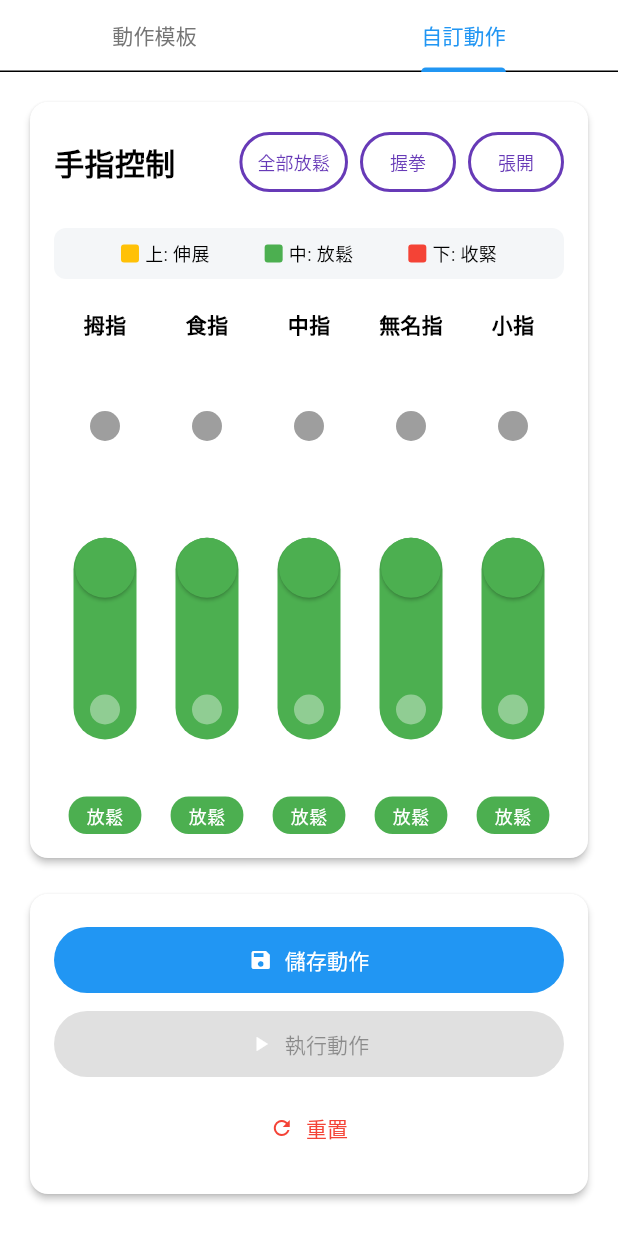
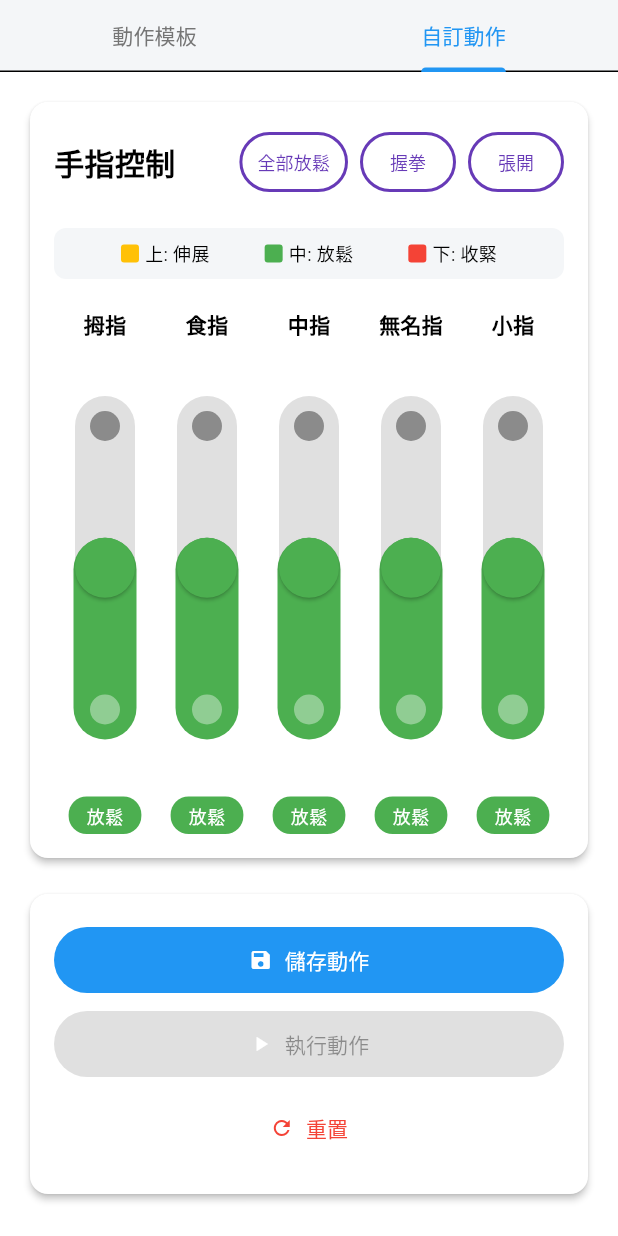
Before and after one commit to sunnyshoun/rehabilitation-hand, a Flutter app: the ControlScreen widget shown alone on an empty page, opened directly, tab 2 chosen, on a phone screen of 412 x 824 dp. Run offline on Flutter 3.47's test engine with Material 3 defaults, Android fonts, the phone set to English and light mode, and no system bars; our stand-ins replace reorderable_grid_view, shared_preferences; missing offline and left inert: spp_connection_plugin; accounts and stored records are empty.

Commit message:
update app

```diff
--- a/App/rehabilitation_hand/lib/config/themes.dart
+++ b/App/rehabilitation_hand/lib/config/themes.dart
@@ -3,14 +3,28 @@ import 'package:flutter/material.dart';
 class AppColors {
   // 層級：最深背景 → 中層區塊 → 卡片/元件 → 前景/強調色
   static const Color darkBackground = Color(0xFF121212); // 最深
+  static const Color darkSectionBackground = Color.fromARGB(
+    255,
+    22,
+    25,
+    29,
+  ); // 中間
   static const Color darkSection = Color(0xFF21252A); // 中間
   static const Color darkCard = Color(0xFF2D3137); // 最淺前景
+  static const Color darkSlider = Color(0xFF2D3137); // 最淺前景
   static const Color darkPrimary = Color(0xFF448AFF);
   static const Color darkDivider = Color(0xFF33373D);
 
   static const Color lightBackground = Colors.white;
+  static const Color lightSectionBackground = Color.fromARGB(
+    255,
+    255,
+    255,
+    255,
+  );
   static const Color lightSection = Color(0xFFF4F6F8);
   static const Color lightCard = Colors.white;
+  static const Color lightSlider = Color.fromARGB(255, 224, 224, 224);
   static const Color lightPrimary = Colors.blue;
   static const Color lightDivider = Color(0xFFE0E0E0);
 
@@ -24,6 +38,11 @@ class AppColors {
           ? darkSection
           : lightSection;
 
+  static Color sectionBackground(BuildContext context) =>
+      Theme.of(context).brightness == Brightness.dark
+          ? darkSectionBackground
+          : lightSectionBackground;
+
   static Color card(BuildContext context) =>
       Theme.of(context).brightness == Brightness.dark ? darkCard : lightCard;
 
@@ -36,6 +55,11 @@ class AppColors {
       Theme.of(context).brightness == Brightness.dark
           ? darkDivider
           : lightDivider;
+
+  static Color slider(BuildContext context) =>
+      Theme.of(context).brightness == Brightness.dark
+          ? darkSlider
+          : lightSlider;
 
   static Color customTemplateColor(BuildContext context) {
     return Theme.of(context).brightness == Brightness.dark
--- a/App/rehabilitation_hand/lib/screens/control/control_screen.dart
+++ b/App/rehabilitation_hand/lib/screens/control/control_screen.dart
@@ -68,7 +68,9 @@ class _ControlScreenState extends State<ControlScreen>
     return Column(
       children: [
         Container(
-          color: AppColors.background(context), // 分頁背景使用最深的背景色（900）
+          color:
+              Theme.of(context).appBarTheme.backgroundColor ??
+              Theme.of(context).primaryColor,
           child: TabBar(
             controller: _tabController,
             tabs: const [Tab(text: '動作模板'), Tab(text: '自訂動作')],
--- a/App/rehabilitation_hand/lib/screens/control/widgets/custom_motion_tab.dart
+++ b/App/rehabilitation_hand/lib/screens/control/widgets/custom_motion_tab.dart
@@ -118,6 +118,7 @@ class _CustomMotionTabState extends State<CustomMotionTab> {
         return StatefulBuilder(
           builder: (context, setDialogState) {
             return AlertDialog(
+              backgroundColor: AppColors.sectionBackground(context),
               title: Text(_isEditing ? '更新動作' : '儲存動作'),
               content: Column(
                 mainAxisSize: MainAxisSize.min,
--- a/App/rehabilitation_hand/lib/screens/control/widgets/finger_control_card.dart
+++ b/App/rehabilitation_hand/lib/screens/control/widgets/finger_control_card.dart
@@ -22,6 +22,7 @@ class FingerControlCard extends StatelessWidget {
   @override
   Widget build(BuildContext context) {
     return Card(
+      color: AppColors.sectionBackground(context),
       elevation: 2,
       child: Padding(
         padding: const EdgeInsets.all(16),
@@ -32,10 +33,7 @@ class FingerControlCard extends StatelessWidget {
               children: [
                 const Text(
                   '手指控制',
-                  style: TextStyle(
-                    fontSize: 20,
-                    fontWeight: FontWeight.bold,
-                  ),
+                  style: TextStyle(fontSize: 20, fontWeight: FontWeight.bold),
                 ),
                 Wrap(
                   spacing: 8,
@@ -90,15 +88,24 @@ class FingerControlCard extends StatelessWidget {
     return Container(
       padding: const EdgeInsets.all(8),
       decoration: BoxDecoration(
-        color: AppColors.section(context), // section 保持相對淺色
+        color: AppColors.section(context),
         borderRadius: BorderRadius.circular(AppConstants.borderRadius),
       ),
       child: Row(
         mainAxisAlignment: MainAxisAlignment.spaceEvenly,
         children: [
-          _buildStateIndicator('上: ${AppStrings.extendedState}', AppColors.extendedColor),
-          _buildStateIndicator('中: ${AppStrings.relaxedState}', AppColors.relaxedColor),
-          _buildStateIndicator('下: ${AppStrings.contractedState}', AppColors.contractedColor),
+          _buildStateIndicator(
+            '上: ${AppStrings.extendedState}',
+            AppColors.extendedColor,
+          ),
+          _buildStateIndicator(
+            '中: ${AppStrings.relaxedState}',
+            AppColors.relaxedColor,
+          ),
+          _buildStateIndicator(
+            '下: ${AppStrings.contractedState}',
+            AppColors.contractedColor,
+          ),
         ],
       ),
     );
--- a/App/rehabilitation_hand/lib/screens/home/home_screen.dart
+++ b/App/rehabilitation_hand/lib/screens/home/home_screen.dart
@@ -115,7 +115,6 @@ class _HomeScreenState extends State<HomeScreen> {
     return Scaffold(
       appBar: AppBar(
         title: Text(_getTitle()),
-        // 不設置 backgroundColor，讓主題自動處理
         actions: [
           if (_selectedIndex == 1)
             Padding(
--- a/App/rehabilitation_hand/lib/widgets/motion/finger_slider.dart
+++ b/App/rehabilitation_hand/lib/widgets/motion/finger_slider.dart
@@ -45,9 +45,11 @@ class FingerSlider extends StatelessWidget {
                   overlayRadius: isCompact ? 25 : 30,
                 ),
                 activeTrackColor: _getStateColor(state),
-                inactiveTrackColor: AppColors.card(context), // 使用主題背景顏色
+                inactiveTrackColor: AppColors.slider(context),
                 thumbColor: _getStateColor(state),
-                overlayColor: _getStateColor(state).withAlpha((0.3 * 255).toInt()),
+                overlayColor: _getStateColor(
+                  state,
+                ).withAlpha((0.3 * 255).toInt()),
               ),
               child: Slider(
                 value: _stateToSliderValue(state),
--- a/App/rehabilitation_hand/lib/widgets/motion/motion_library.dart
+++ b/App/rehabilitation_hand/lib/widgets/motion/motion_library.dart
@@ -42,6 +42,7 @@ class _MotionLibrarySectionState extends State<MotionLibrarySection> {
 
     return Card(
       elevation: 2,
+      color: AppColors.sectionBackground(context),
       child: Column(
         mainAxisSize: MainAxisSize.min,
         children: [
@@ -313,11 +314,13 @@ class _TemplateCardState extends State<TemplateCard>
   @override
   Widget build(BuildContext context) {
     // 使用主題感知的顏色
-    final Color baseColor = widget.isCustom
+    final Color baseColor =
+        widget.isCustom
             ? AppColors.customTemplateColor(context)
             : AppColors.defaultTemplateColor(context);
 
-    final Color splashColor = widget.isCustom
+    final Color splashColor =
+        widget.isCustom
             ? (Theme.of(context).brightness == Brightness.dark
                 ? Colors.purple.shade600.withOpacity(0.5) // 使用稍深的顏色作為水波紋
                 : Colors.purple.shade100)
@@ -325,7 +328,8 @@ class _TemplateCardState extends State<TemplateCard>
                 ? Colors.blue.shade600.withOpacity(0.5) // 使用稍深的顏色作為水波紋
                 : Colors.blue.shade100);
 
-    final Color highlightColor = widget.isCustom
+    final Color highlightColor =
+        widget.isCustom
             ? (Theme.of(context).brightness == Brightness.dark
                 ? Colors.purple.shade600.withOpacity(0.3) // 使用稍深的顏色作為高亮
                 : Colors.purple.shade100.withAlpha(150))
@@ -337,7 +341,7 @@ class _TemplateCardState extends State<TemplateCard>
       key: widget.actionGlobalKey,
       elevation: widget.isHighlighted ? 12 : 2,
       clipBehavior: Clip.antiAlias,
-      color: widget.backgroundColorOverride ?? AppColors.card(context), // 使用更深的卡片背景
+      color: widget.backgroundColorOverride ?? AppColors.card(context),
       shape:
           widget.isHighlighted
               ? RoundedRectangleBorder(
@@ -376,9 +380,10 @@ class _TemplateCardState extends State<TemplateCard>
                     IconButton(
                       icon: Icon(
                         Icons.more_vert,
-                        color: Theme.of(context).brightness == Brightness.dark
+                        color:
+                            Theme.of(context).brightness == Brightness.dark
                                 ? Colors.grey.shade400
-                            : Colors.grey
+                                : Colors.grey,
                       ),
                       onPressed: widget.onShowActions,
                       padding: EdgeInsets.zero,
```
Also changed, not shown: App/rehabilitation_hand/lib/screens/control/widgets/motion_templates_tab.dart (+11 -14 lines), App/rehabilitation_hand/pubspec.lock, 2 other files. Lines whose indentation alone changed are shown as unchanged.
